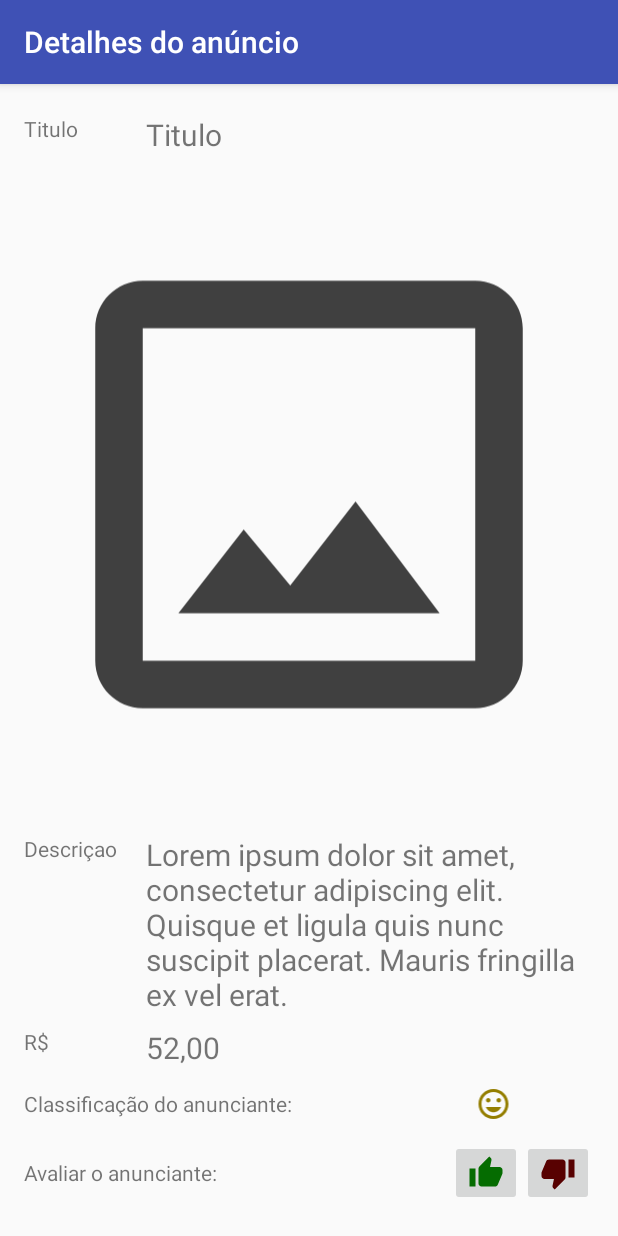
After one commit to fguiraldelli/ihc-es-project, an Android app: the AdDetailsActivity screen opened directly, with no data from a screen before it, on a phone screen of 412 x 824 dp. The commit adds this screen. Run offline under Robolectric (Android 15) with nearby library versions, the phone set to English and light mode, and no system bars.

Commit message:
Nova tela de detalhes do ad

```diff
--- /dev/null
+++ b/app/src/main/java/ihces/barganha/AdDetailsActivity.java
@@ -0,0 +1,18 @@
+package ihces.barganha;
+
+import android.os.Bundle;
+import android.support.design.widget.FloatingActionButton;
+import android.support.design.widget.Snackbar;
+import android.support.v7.app.AppCompatActivity;
+import android.support.v7.widget.Toolbar;
+import android.view.View;
+
+public class AdDetailsActivity extends AppCompatActivity {
+
+    @Override
+    protected void onCreate(Bundle savedInstanceState) {
+        super.onCreate(savedInstanceState);
+        setContentView(R.layout.activity_ad_details);
+    }
+
+}
--- /dev/null
+++ b/app/src/main/res/drawable/ic_crop_original_black_24dp.xml
@@ -0,0 +1,9 @@
+<vector xmlns:android="http://schemas.android.com/apk/res/android"
+        android:width="24dp"
+        android:height="24dp"
+        android:viewportWidth="24.0"
+        android:viewportHeight="24.0">
+    <path
+        android:fillColor="#404040"
+        android:pathData="M19,3L5,3c-1.1,0 -2,0.9 -2,2v14c0,1.1 0.9,2 2,2h14c1.1,0 2,-0.9 2,-2L21,5c0,-1.1 -0.9,-2 -2,-2zM19,19L5,19L5,5h14v14zM13.96,12.29l-2.75,3.54 -1.96,-2.36L6.5,17h11l-3.54,-4.71z"/>
+</vector>
--- a/app/src/main/res/drawable/ic_mood_black_24dp.xml
+++ b/app/src/main/res/drawable/ic_mood_black_24dp.xml
@@ -4,6 +4,6 @@
         android:viewportWidth="24.0"
         android:viewportHeight="24.0">
     <path
-        android:fillColor="#FF000000"
+        android:fillColor="#947e00"
         android:pathData="M11.99,2C6.47,2 2,6.48 2,12s4.47,10 9.99,10C17.52,22 22,17.52 22,12S17.52,2 11.99,2zM12,20c-4.42,0 -8,-3.58 -8,-8s3.58,-8 8,-8 8,3.58 8,8 -3.58,8 -8,8zM15.5,11c0.83,0 1.5,-0.67 1.5,-1.5S16.33,8 15.5,8 14,8.67 14,9.5s0.67,1.5 1.5,1.5zM8.5,11c0.83,0 1.5,-0.67 1.5,-1.5S9.33,8 8.5,8 7,8.67 7,9.5 7.67,11 8.5,11zM12,17.5c2.33,0 4.31,-1.46 5.11,-3.5L6.89,14c0.8,2.04 2.78,3.5 5.11,3.5z"/>
 </vector>
--- a/app/src/main/res/drawable/ic_search_gray_24dp.xml
+++ b/app/src/main/res/drawable/ic_search_gray_24dp.xml
@@ -1,5 +1,5 @@
 <vector android:alpha="0.65" android:height="24dp"
     android:viewportHeight="24.0" android:viewportWidth="24.0"
     android:width="24dp" xmlns:android="http://schemas.android.com/apk/res/android">
-    <path android:fillColor="#FF000000" android:pathData="M15.5,14h-0.79l-0.28,-0.27C15.41,12.59 16,11.11 16,9.5 16,5.91 13.09,3 9.5,3S3,5.91 3,9.5 5.91,16 9.5,16c1.61,0 3.09,-0.59 4.23,-1.57l0.27,0.28v0.79l5,4.99L20.49,19l-4.99,-5zM9.5,14C7.01,14 5,11.99 5,9.5S7.01,5 9.5,5 14,7.01 14,9.5 11.99,14 9.5,14z"/>
+    <path android:fillColor="#585858" android:pathData="M15.5,14h-0.79l-0.28,-0.27C15.41,12.59 16,11.11 16,9.5 16,5.91 13.09,3 9.5,3S3,5.91 3,9.5 5.91,16 9.5,16c1.61,0 3.09,-0.59 4.23,-1.57l0.27,0.28v0.79l5,4.99L20.49,19l-4.99,-5zM9.5,14C7.01,14 5,11.99 5,9.5S7.01,5 9.5,5 14,7.01 14,9.5 11.99,14 9.5,14z"/>
 </vector>
--- /dev/null
+++ b/app/src/main/res/drawable/ic_thumb_down_black_24dp.xml
@@ -0,0 +1,9 @@
+<vector xmlns:android="http://schemas.android.com/apk/res/android"
+        android:width="24dp"
+        android:height="24dp"
+        android:viewportWidth="24.0"
+        android:viewportHeight="24.0">
+    <path
+        android:fillColor="#580101"
+        android:pathData="M15,3L6,3c-0.83,0 -1.54,0.5 -1.84,1.22l-3.02,7.05c-0.09,0.23 -0.14,0.47 -0.14,0.73v1.91l0.01,0.01L1,14c0,1.1 0.9,2 2,2h6.31l-0.95,4.57 -0.03,0.32c0,0.41 0.17,0.79 0.44,1.06L9.83,23l6.59,-6.59c0.36,-0.36 0.58,-0.86 0.58,-1.41L17,5c0,-1.1 -0.9,-2 -2,-2zM19,3v12h4L23,3h-4z"/>
+</vector>
--- /dev/null
+++ b/app/src/main/res/drawable/ic_thumb_up_black_24dp.xml
@@ -0,0 +1,9 @@
+<vector xmlns:android="http://schemas.android.com/apk/res/android"
+        android:width="24dp"
+        android:height="24dp"
+        android:viewportWidth="24.0"
+        android:viewportHeight="24.0">
+    <path
+        android:fillColor="#056c01"
+        android:pathData="M1,21h4L5,9L1,9v12zM23,10c0,-1.1 -0.9,-2 -2,-2h-6.31l0.95,-4.57 0.03,-0.32c0,-0.41 -0.17,-0.79 -0.44,-1.06L14.17,1 7.59,7.59C7.22,7.95 7,8.45 7,9v10c0,1.1 0.9,2 2,2h9c0.83,0 1.54,-0.5 1.84,-1.22l3.02,-7.05c0.09,-0.23 0.14,-0.47 0.14,-0.73v-1.91l-0.01,-0.01L23,10z"/>
+</vector>
--- /dev/null
+++ b/app/src/main/res/layout/activity_ad_details.xml
@@ -0,0 +1,167 @@
+<?xml version="1.0" encoding="utf-8"?>
+<LinearLayout xmlns:android="http://schemas.android.com/apk/res/android"
+    xmlns:app="http://schemas.android.com/apk/res-auto"
+    xmlns:tools="http://schemas.android.com/tools"
+    android:id="@+id/content_ad_details"
+    android:layout_width="match_parent"
+    android:layout_height="match_parent"
+    android:paddingBottom="@dimen/activity_vertical_margin"
+    android:paddingLeft="@dimen/activity_horizontal_margin"
+    android:paddingRight="@dimen/activity_horizontal_margin"
+    android:paddingTop="@dimen/activity_vertical_margin"
+    tools:context="ihces.barganha.AdDetailsActivity"
+    android:orientation="vertical">
+
+    <LinearLayout
+        android:layout_width="match_parent"
+        android:layout_height="wrap_content"
+        android:layout_marginTop="4dp"
+        android:layout_marginBottom="4dp"
+        android:gravity="top">
+
+        <TextView
+            android:text="@string/input_title"
+            android:layout_width="match_parent"
+            android:layout_height="wrap_content"
+            android:id="@+id/tv_title_label"
+            android:layout_gravity="left"
+            tools:ignore="InefficientWeight,LabelFor,NestedWeights"
+            android:layout_weight="4" />
+
+        <TextView
+            android:text="@string/input_title"
+            android:layout_width="match_parent"
+            android:layout_height="wrap_content"
+            android:id="@+id/tv_title_valuie"
+            android:layout_gravity="top|left"
+            tools:ignore="InefficientWeight,LabelFor,NestedWeights"
+            android:layout_weight="1"
+            android:textSize="20sp"
+            android:layout_marginLeft="5dp" />
+    </LinearLayout>
+
+    <ImageView
+        android:layout_width="match_parent"
+        app:srcCompat="@drawable/ic_crop_original_black_24dp"
+        android:id="@+id/iv_photo"
+        android:layout_height="wrap_content"
+        android:layout_weight="1" />
+
+    <LinearLayout
+        android:layout_width="match_parent"
+        android:layout_height="wrap_content"
+        android:gravity="top"
+        android:layout_marginBottom="4dp"
+        android:layout_marginTop="4dp">
+        <TextView
+            android:layout_width="match_parent"
+            android:layout_height="wrap_content"
+            android:text="@string/input_description"
+            android:ems="10"
+            android:id="@+id/tv_description_label"
+            android:layout_gravity="left"
+            tools:ignore="InefficientWeight,LabelFor,NestedWeights"
+            android:layout_weight="4" />
+
+        <TextView
+            android:layout_width="match_parent"
+            android:layout_height="wrap_content"
+            android:text="Lorem ipsum dolor sit amet, consectetur adipiscing elit. Quisque et ligula quis nunc suscipit placerat. Mauris fringilla ex vel erat."
+            android:id="@+id/tv_description_value"
+            android:layout_gravity="top|left"
+            tools:ignore="InefficientWeight,LabelFor,NestedWeights"
+            android:layout_weight="1"
+            android:textSize="20sp"
+            android:elevation="1dp"
+            android:layout_marginLeft="5dp" />
+    </LinearLayout>
+
+    <LinearLayout
+        android:layout_width="match_parent"
+        android:layout_height="wrap_content"
+        android:gravity="top"
+        android:layout_marginTop="4dp"
+        android:layout_marginBottom="4dp">
+        <TextView
+            android:layout_width="match_parent"
+            android:layout_height="wrap_content"
+            android:text="@string/input_price"
+            android:ems="10"
+            android:id="@+id/tv_price_label"
+            tools:ignore="InefficientWeight,LabelFor,NestedWeights"
+            android:layout_weight="4"
+            android:layout_gravity="left" />
+
+        <TextView
+            android:layout_width="match_parent"
+            android:layout_height="wrap_content"
+            android:text="52,00"
+            android:id="@+id/tv_price_value"
+            android:layout_gravity="top"
+            tools:ignore="InefficientWeight,LabelFor,NestedWeights"
+            android:layout_weight="1"
+            android:textSize="20sp"
+            android:elevation="1dp"
+            android:layout_marginLeft="5dp" />
+    </LinearLayout>
+
+    <LinearLayout
+        android:layout_width="match_parent"
+        android:layout_height="wrap_content"
+        android:gravity="center_vertical"
+        android:layout_marginTop="4dp"
+        android:layout_marginBottom="4dp">
+
+        <TextView
+            android:layout_width="wrap_content"
+            android:layout_height="wrap_content"
+            android:text="@string/tv_points_label"
+            android:id="@+id/tv_points_label"
+            android:layout_gravity="center_vertical"
+            tools:ignore="InefficientWeight,LabelFor,NestedWeights"
+            android:elevation="1dp"
+            android:layout_weight="1"
+            android:gravity="start" />
+
+        <ImageView
+            android:layout_width="wrap_content"
+            android:layout_height="wrap_content"
+            app:srcCompat="@drawable/ic_mood_black_24dp"
+            android:id="@+id/iv_points"
+            android:elevation="1dp"
+            android:layout_margin="4dp"
+            android:layout_weight="1.5" />
+
+    </LinearLayout>
+
+    <LinearLayout
+        android:layout_width="match_parent"
+        android:layout_height="wrap_content"
+        android:gravity="center_vertical"
+        android:layout_marginBottom="4dp"
+        android:layout_marginTop="4dp">
+
+        <TextView
+            android:layout_width="wrap_content"
+            android:layout_height="wrap_content"
+            android:text="@string/tv_evaluate_label"
+            android:id="@+id/tv_evaluate_label"
+            tools:ignore="InefficientWeight,LabelFor,NestedWeights"
+            android:elevation="1dp"
+            android:layout_gravity="center_vertical"
+            android:layout_weight="1" />
+
+        <ImageButton
+            android:layout_width="wrap_content"
+            android:layout_height="wrap_content"
+            app:srcCompat="@drawable/ic_thumb_up_black_24dp"
+            android:id="@+id/imageButton" />
+
+        <ImageButton
+            android:layout_width="wrap_content"
+            android:layout_height="wrap_content"
+            app:srcCompat="@drawable/ic_thumb_down_black_24dp"
+            android:id="@+id/imageButton2" />
+
+    </LinearLayout>
+</LinearLayout>
--- a/app/src/main/res/values/strings.xml
+++ b/app/src/main/res/values/strings.xml
@@ -1,5 +1,5 @@
 <resources>
-    <string name="app_name">Barganha</string>
+    <string name="app_name">Trocas e Barganhas</string>
 
     <!-- Strings related to login -->
     <string name="facebook_app_id">1421246887903651</string>
@@ -9,7 +9,7 @@
     <string name="btn_my_ads">Meus Anúncios</string>
     <string name="tv_search_terms_hint">O que está procurando?</string>
     <string name="tv_my_points_label">Minha classificação:</string>
-    <string name="tv_search_terms_label">Resultados da pesquisa por:</string>
+    <string name="tv_search_terms_label">Exibindo resultados da pesquisa por:</string>
     <string name="toast_login_required">É necessário fazer login pela conta do Facebook para usar a aplicação</string>
     <string name="toast_login_error">Houve um problema ao tentar entrar com o Facebook. Tente mais tarde ou entre em contato conosco pela Play Store.</string>
 
@@ -20,4 +20,13 @@
     <string name="input_title">Titulo</string>
     <string name="tv_search_terms_default">(nenhum termo definido)</string>
     <string name="tv_selling_label">Ou talvez você queira anunciar algo &#8230;</string>
+
+    <!-- Activity titles -->
+    <string name="title_activity_main">Bem-vindo!</string>
+    <string name="title_activity_advertise">Anunciar</string>
+    <string name="title_activity_results">Resultados da busca</string>
+    <string name="title_activity_my_ads">Meus anúncios</string>
+    <string name="title_activity_ad_details">Detalhes do anúncio</string>
+    <string name="tv_points_label">Classificação do anunciante:</string>
+    <string name="tv_evaluate_label">Avaliar o anunciante:</string>
 </resources>
```
Also changed, not shown: app/src/main/AndroidManifest.xml (+11 -4 lines), app/src/main/java/ihces/barganha/SearchResultsActivity.java (line endings or trailing spaces), app/src/main/res/drawable/image.png (deleted).
